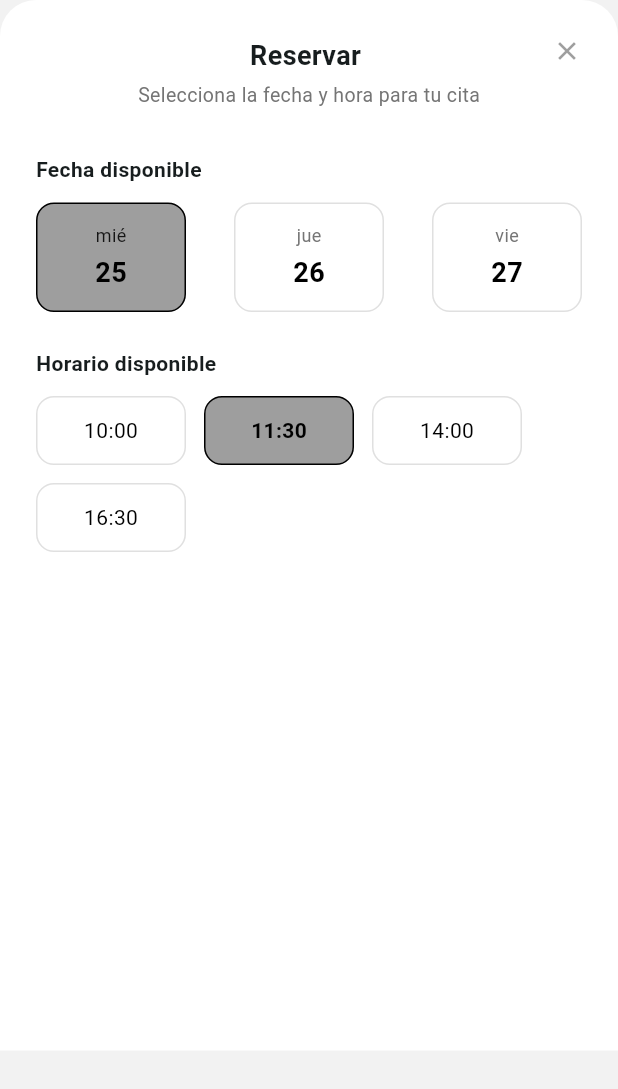
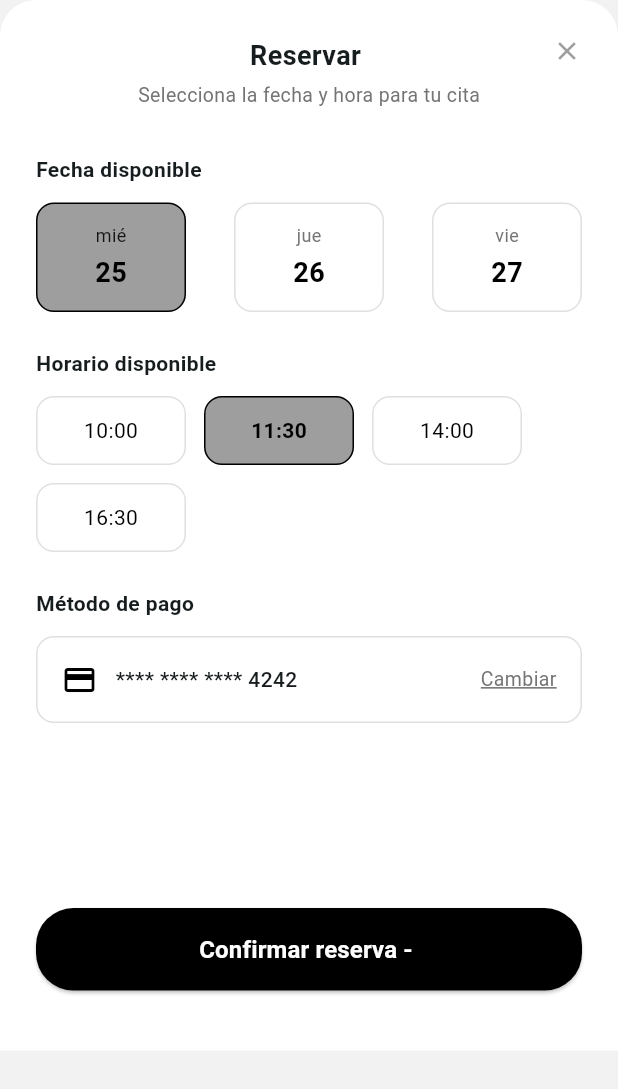
Before and after one commit to brmna/nn, a Flutter app: the ReservationBottomSheet widget shown alone on an empty page, opened directly with empty values, on a phone screen of 412 x 824 dp. Shown: the top 1089 px of the screen. Run offline on Flutter 3.47's test engine with Material 3 defaults, Android fonts, the phone set to English and light mode, and no system bars; network calls fail; Roboto replaces fonts that are missing (Georgia).

Commit message:
Agrega método de pago y botón de confirmación en ReservationBottomSheet

```diff
--- a/lib/screens/profile_screen.dart
+++ b/lib/screens/profile_screen.dart
@@ -69,7 +69,7 @@ class ProfileScreen extends StatelessWidget {
           style: TextStyle(
             fontSize: 26,
             fontWeight: FontWeight.w500,
-            fontFamily: 'Georgia', // Una fuente serif similar a la de tu imagen
+            fontFamily: 'Georgia',
           ),
         ),
         const SizedBox(height: 8),
@@ -158,7 +158,6 @@ class ProfileScreen extends StatelessWidget {
     );
   }
 
-  // Método para la barra de Info / Servicios / Portafolio
   Widget _buildTabs() {
     return Padding(
       padding: const EdgeInsets.symmetric(horizontal: 20.0),
@@ -234,7 +233,6 @@ class ProfileScreen extends StatelessWidget {
     );
   }
 
-  // Método que agrupa todas las tarjetas
   Widget _buildServicesList(BuildContext context) {
     return Padding(
       padding: const EdgeInsets.symmetric(horizontal: 20.0),
@@ -395,8 +393,7 @@ class ReservationBottomSheet extends StatefulWidget {
 
 class _ReservationBottomSheetState extends State<ReservationBottomSheet> {
   int selectedDateIndex = 0;
-  int selectedTimeIndex =
-      1;
+  int selectedTimeIndex = 1;
 
   final List<Map<String, String>> dates = [
     {'day': 'mié', 'number': '25'},
@@ -408,9 +405,7 @@ class _ReservationBottomSheetState extends State<ReservationBottomSheet> {
   @override
   Widget build(BuildContext context) {
     return Container(
-      height:
-          MediaQuery.of(context).size.height *
-          0.85,
+      height: MediaQuery.of(context).size.height * 0.85,
       decoration: const BoxDecoration(
         color: Colors.white,
         borderRadius: BorderRadius.only(
@@ -423,13 +418,12 @@ class _ReservationBottomSheetState extends State<ReservationBottomSheet> {
         child: Column(
           crossAxisAlignment: CrossAxisAlignment.start,
           children: [
-            // Botón de cerrar y Título
             Stack(
               children: [
                 Align(
                   alignment: Alignment.centerRight,
                   child: GestureDetector(
-                    onTap: () => Navigator.pop(context), // Cierra la ventana
+                    onTap: () => Navigator.pop(context),
                     child: const Icon(
                       Icons.close,
                       size: 20,
@@ -491,6 +485,72 @@ class _ReservationBottomSheetState extends State<ReservationBottomSheet> {
                 return _buildTimeBox(index, times[index]);
               }),
             ),
+            const SizedBox(height: 24),
+
+            // MÉTODO DE PAGO
+            const Text(
+              'Método de pago',
+              style: TextStyle(fontWeight: FontWeight.bold, fontSize: 14)
+            ),
+            const SizedBox(height: 12),
+            Container(
+              padding: const EdgeInsets.all(16),
+              decoration: BoxDecoration(
+                border: Border.all(color: Colors.grey.shade300),
+                borderRadius: BorderRadius.circular(12),
+              ),
+              child: Row(
+                children: [
+                  const Icon(Icons.credit_card, color: Colors.black),
+                  const SizedBox(width: 12),
+                  const Text('**** **** **** 4242', style: TextStyle(fontWeight: FontWeight.w500)),
+                  const Spacer(),
+                  Text(
+                    'Cambiar',
+                    style: TextStyle(
+                      color: Colors.grey[600],
+                      decoration: TextDecoration.underline,
+                      fontSize: 13,
+                    ),
+                  ),
+                ],
+              ),
+            ),
+
+            const Spacer(),
+
+            SizedBox(
+              width: double.infinity,
+              child: ElevatedButton(
+                onPressed: () {
+                  Navigator.pop(context);
+
+                  ScaffoldMessenger.of(context).showSnackBar(
+                    SnackBar(
+                      content: Text('¡Cita para ${widget.serviceName} confirmada!'),
+                      backgroundColor: Colors.green,
+                      behavior: SnackBarBehavior.floating,
+                    ),
+                  );
+                },
+                style: ElevatedButton.styleFrom(
+                  backgroundColor: Colors.black,
+                  padding: const EdgeInsets.symmetric(vertical: 16),
+                  shape: RoundedRectangleBorder(
+                    borderRadius: BorderRadius.circular(25),
+                  ),
+                ),
+                child: Text(
+                  'Confirmar reserva - ${widget.price}',
+                  style: const TextStyle(
+                    color: Colors.white,
+                    fontSize: 16,
+                    fontWeight: FontWeight.bold
+                  ),
+                ),
+              ),
+            ),
+            const SizedBox(height: 16),
           ],
         ),
       ),
```
